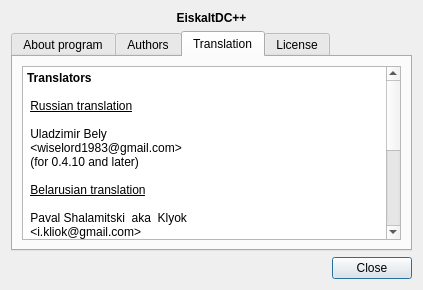
Qt form eiskaltdcpp/ui/UIAbout.ui (eiskaltdcpp/eiskaltdcpp) before a commit.
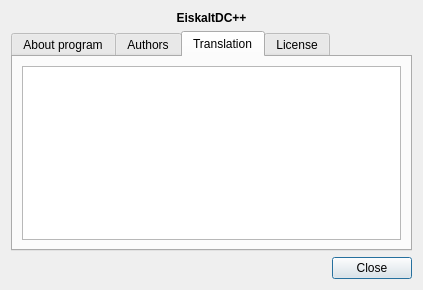
The same form after that commit. The open tabs and pages were chosen to show the change.

The edit to the form file:
```diff
--- a/eiskaltdcpp/ui/UIAbout.ui
+++ b/eiskaltdcpp/ui/UIAbout.ui
@@ -110,22 +110,7 @@
 &lt;html&gt;&lt;head&gt;&lt;meta name=&quot;qrichtext&quot; content=&quot;1&quot; /&gt;&lt;style type=&quot;text/css&quot;&gt;
 p, li { white-space: pre-wrap; }
 &lt;/style&gt;&lt;/head&gt;&lt;body style=&quot; font-family:'DejaVu Sans'; font-size:9pt; font-weight:400; font-style:normal;&quot;&gt;
-&lt;p style=&quot; margin-top:0px; margin-bottom:0px; margin-left:0px; margin-right:0px; -qt-block-indent:0; text-indent:0px;&quot;&gt;&lt;span style=&quot; font-weight:600;&quot;&gt;Translators&lt;/span&gt;&lt;br /&gt;&lt;/p&gt;
-&lt;p style=&quot; margin-top:0px; margin-bottom:0px; margin-left:0px; margin-right:0px; -qt-block-indent:0; text-indent:0px;&quot;&gt; &lt;span style=&quot; text-decoration: underline;&quot;&gt;Russian translation&lt;/span&gt;&lt;br /&gt;&lt;br /&gt; Uladzimir Bely&lt;/p&gt;
-&lt;p style=&quot; margin-top:0px; margin-bottom:0px; margin-left:0px; margin-right:0px; -qt-block-indent:0; text-indent:0px;&quot;&gt; &amp;lt;wiselord1983@gmail.com&amp;gt;&lt;br /&gt; (for 0.4.10 and later)&lt;br /&gt;&lt;br /&gt; &lt;span style=&quot; text-decoration: underline;&quot;&gt;Belarusian translation&lt;/span&gt;&lt;br /&gt;&lt;br /&gt; Paval Shalamitski  aka  Klyok&lt;/p&gt;
-&lt;p style=&quot; margin-top:0px; margin-bottom:0px; margin-left:0px; margin-right:0px; -qt-block-indent:0; text-indent:0px;&quot;&gt; &amp;lt;i.kliok@gmail.com&amp;gt;&lt;br /&gt; (for 1.0.40 and later)&lt;/p&gt;
-&lt;p style=&quot;-qt-paragraph-type:empty; margin-top:0px; margin-bottom:0px; margin-left:0px; margin-right:0px; -qt-block-indent:0; text-indent:0px;&quot;&gt;&lt;/p&gt;
-&lt;p style=&quot; margin-top:0px; margin-bottom:0px; margin-left:0px; margin-right:0px; -qt-block-indent:0; text-indent:0px;&quot;&gt; &lt;span style=&quot; text-decoration: underline;&quot;&gt;Hungarian translation&lt;/span&gt;&lt;/p&gt;
-&lt;p style=&quot; margin-top:0px; margin-bottom:0px; margin-left:0px; margin-right:0px; -qt-block-indent:0; text-indent:0px;&quot;&gt; &lt;/p&gt;
-&lt;p style=&quot; margin-top:0px; margin-bottom:0px; margin-left:0px; margin-right:0px; -qt-block-indent:0; text-indent:0px;&quot;&gt; Akos Berki  aka  sumo&lt;/p&gt;
-&lt;p style=&quot; margin-top:0px; margin-bottom:0px; margin-left:0px; margin-right:0px; -qt-block-indent:0; text-indent:0px;&quot;&gt; &amp;lt;husumo@gmail.com&amp;gt;&lt;/p&gt;
-&lt;p style=&quot; margin-top:0px; margin-bottom:0px; margin-left:0px; margin-right:0px; -qt-block-indent:0; text-indent:0px;&quot;&gt; (for 2.0.1 and later)&lt;/p&gt;
-&lt;p style=&quot;-qt-paragraph-type:empty; margin-top:0px; margin-bottom:0px; margin-left:0px; margin-right:0px; -qt-block-indent:0; text-indent:0px;&quot;&gt;&lt;/p&gt;
-&lt;p style=&quot; margin-top:0px; margin-bottom:0px; margin-left:0px; margin-right:0px; -qt-block-indent:0; text-indent:0px;&quot;&gt; &lt;span style=&quot; text-decoration: underline;&quot;&gt;French translation&lt;/span&gt;&lt;/p&gt;
-&lt;p style=&quot;-qt-paragraph-type:empty; margin-top:0px; margin-bottom:0px; margin-left:0px; margin-right:0px; -qt-block-indent:0; text-indent:0px; text-decoration: underline;&quot;&gt;&lt;/p&gt;
-&lt;p style=&quot; margin-top:0px; margin-bottom:0px; margin-left:0px; margin-right:0px; -qt-block-indent:0; text-indent:0px;&quot;&gt; Alexandre Wallimann  aka  Alex&lt;/p&gt;
-&lt;p style=&quot; margin-top:0px; margin-bottom:0px; margin-left:0px; margin-right:0px; -qt-block-indent:0; text-indent:0px;&quot;&gt; &amp;lt;alexandre.wallimann@gmail.com&amp;gt;&lt;/p&gt;
-&lt;p style=&quot; margin-top:0px; margin-bottom:0px; margin-left:0px; margin-right:0px; -qt-block-indent:0; text-indent:0px;&quot;&gt; (for 2.0.2 and later)&lt;/p&gt;&lt;/body&gt;&lt;/html&gt;</string>
+&lt;p style=&quot;-qt-paragraph-type:empty; margin-top:0px; margin-bottom:0px; margin-left:0px; margin-right:0px; -qt-block-indent:0; text-indent:0px;&quot;&gt;&lt;/p&gt;&lt;/body&gt;&lt;/html&gt;</string>
          </property>
         </widget>
        </item>
```
Left out of the diff: 26 changed lines with no effect on the pictures.
